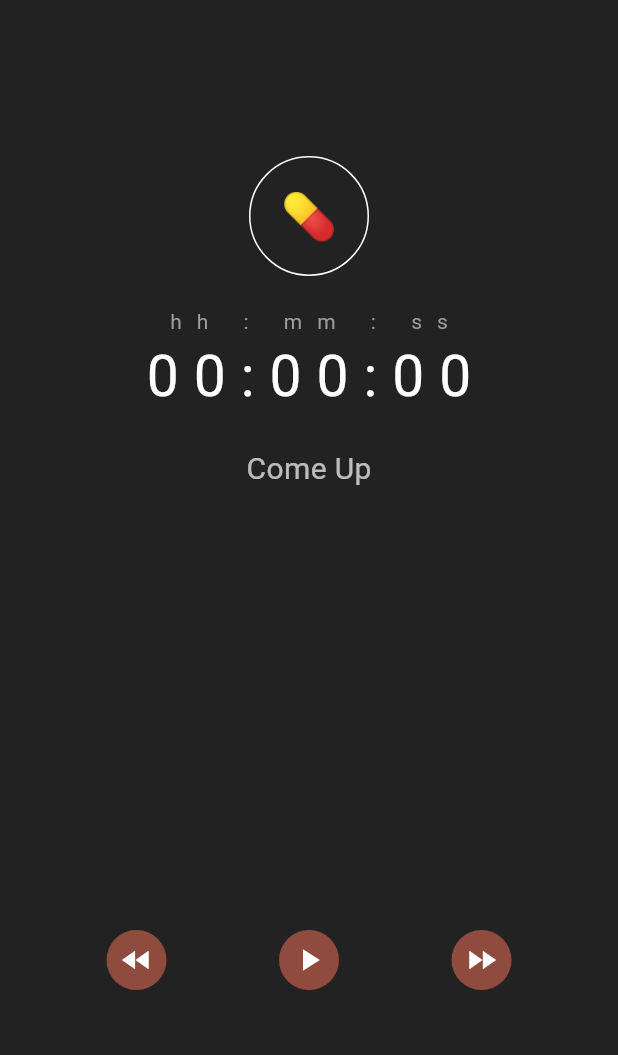
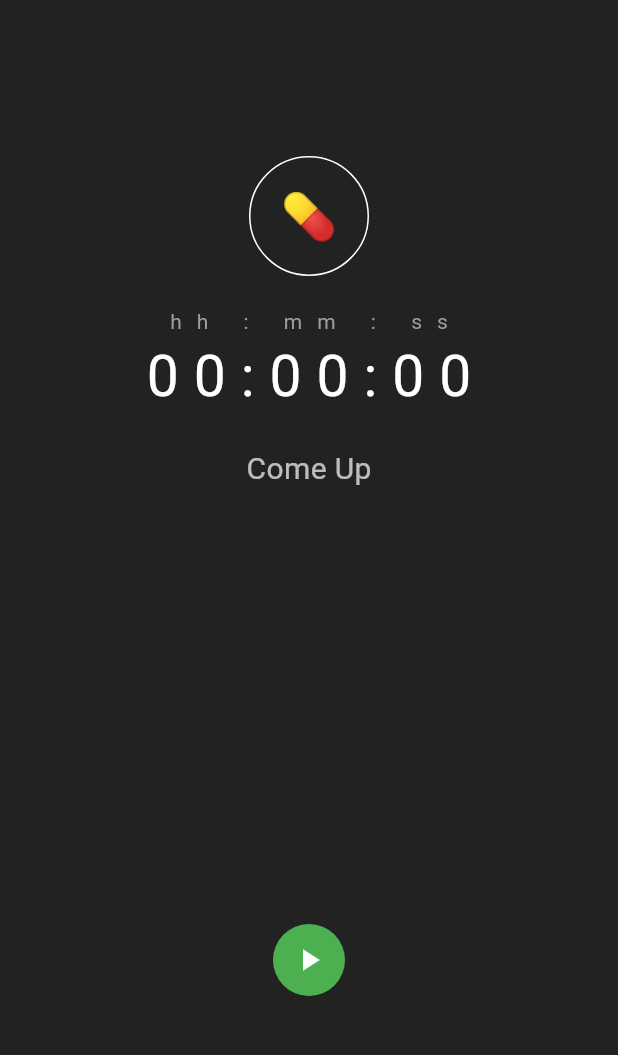
Before and after one commit to anchit-chandran/triptrack, a Flutter app: the screen it shows after launch, on a phone screen of 412 x 824 dp, the part 84-1139 px from its top. Run offline on Flutter 3.47's test engine with Material 3 defaults, Android fonts, the phone set to English and light mode, and no system bars.

Commit message:
style action button colors
Signed-off-by: anchit-chandran <anchit97123@gmail.com>

```diff
--- a/lib/main.dart
+++ b/lib/main.dart
@@ -193,13 +193,14 @@ class _ActionButtonsContainerState extends State<ActionButtonsContainer> {
       child: Row(
         mainAxisAlignment: MainAxisAlignment.spaceEvenly,
         children: [
-          ActionButton(onPressed: () {}, icon: Icon(Icons.fast_rewind)),
           ActionButton(
             onPressed: () {
               print("Starting timer");
               widget.toggleTimer();
             },
-              icon: Icon(widget.timerStarted ? Icons.pause : Icons.play_arrow)),
+            icon: Icon(widget.timerStarted ? Icons.pause : Icons.play_arrow),
+            color: widget.timerStarted ? Colors.purple : Colors.green,
+          ),
           if (widget.duration.inSeconds > 0)
             ActionButton(
                 onPressed: () {
@@ -207,10 +208,6 @@ class _ActionButtonsContainerState extends State<ActionButtonsContainer> {
                   widget.confirmStopTrip(context);
                 },
                 icon: Icon(Icons.stop)),
-          ActionButton(
-            onPressed: () {},
-            icon: Icon(Icons.fast_forward),
-          ),
         ],
       ),
     );
@@ -220,18 +217,27 @@ class _ActionButtonsContainerState extends State<ActionButtonsContainer> {
 class ActionButton extends StatelessWidget {
   final void Function() onPressed;
   final Icon icon;
+  final Color color;
 
   const ActionButton({
     super.key,
     required this.onPressed,
     required this.icon,
+    this.color = Colors.red,
   });
 
   @override
   Widget build(BuildContext context) {
-    return IconButton.filled(
+    return Ink(
+      decoration: ShapeDecoration(
+        color: color,
+        shape: CircleBorder(),
+      ),
+      child: IconButton(
         onPressed: onPressed,
         icon: icon,
+        color: Colors.white,
+      ),
     );
   }
 }
```
Lines whose indentation alone changed are shown as unchanged.
